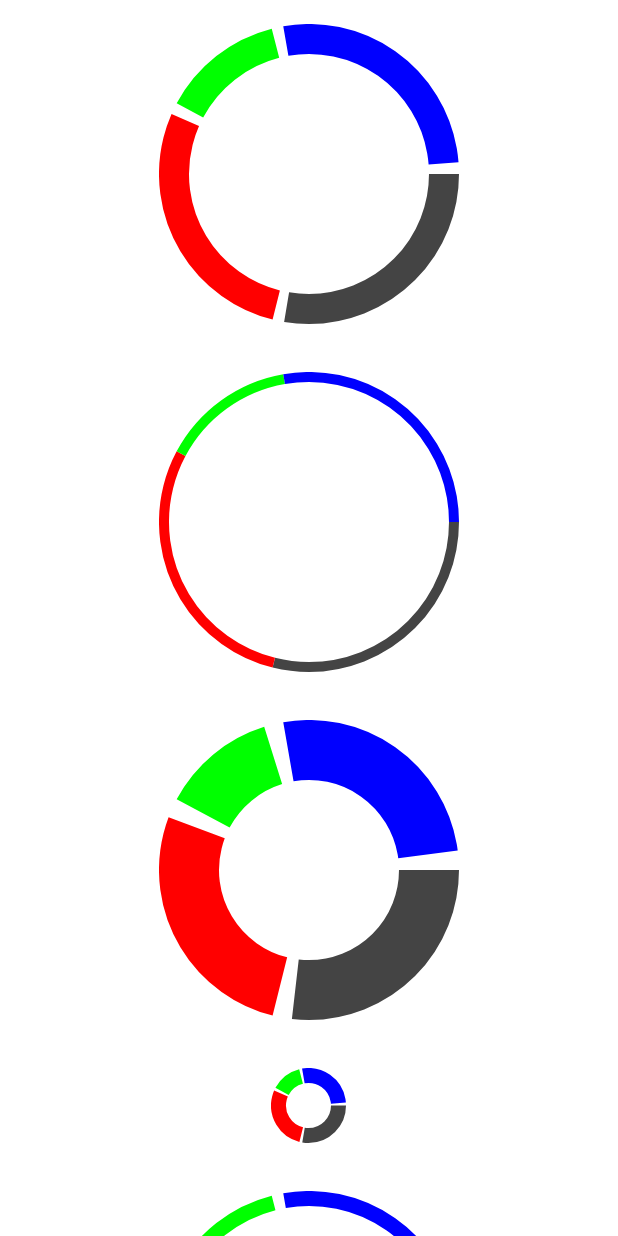
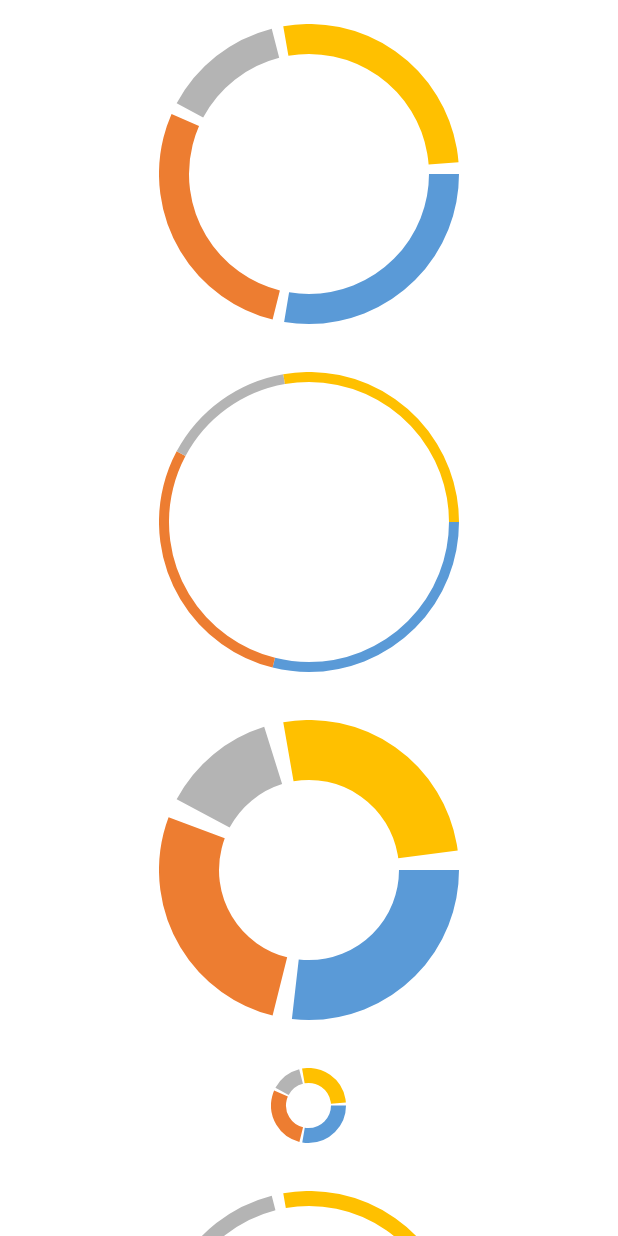
Before and after one commit to Saradey/UiKitView, an Android app: the screen it shows after launch (MainActivity), after a tap on "CIRCLE CHART", on a phone screen of 412 x 824 dp. Run offline under Robolectric (Android 15) with nearby library versions, the phone set to English and light mode, and no system bars.

Commit message:
сделал цвета по красоте

```diff
--- a/app/src/main/java/com/saradey/studio/uikitview/fragments/CircleChartFragment.kt
+++ b/app/src/main/java/com/saradey/studio/uikitview/fragments/CircleChartFragment.kt
@@ -4,6 +4,7 @@ import android.graphics.Color
 import android.os.Bundle
 import android.view.View
 import androidx.appcompat.widget.LinearLayoutCompat
+import androidx.core.content.ContextCompat
 import androidx.fragment.app.Fragment
 import com.saradey.studio.circlechart.CircleChartView
 import com.saradey.studio.uikitview.R
@@ -11,92 +12,97 @@ import com.saradey.studio.uikitview.R
 class CircleChartFragment : Fragment(R.layout.fragment_circle_chart) {
 
     override fun onViewCreated(view: View, savedInstanceState: Bundle?) {
+        val colorTest1 = ContextCompat.getColor(requireContext(), R.color.test_color_1)
+        val colorTest2 = ContextCompat.getColor(requireContext(), R.color.test_color_2)
+        val colorTest3 = ContextCompat.getColor(requireContext(), R.color.test_color_3)
+        val colorTest4 = ContextCompat.getColor(requireContext(), R.color.test_color_4)
+
         val crcExample1 = requireView().findViewById<CircleChartView>(R.id.crcExample1)
         crcExample1.Builder()
-            .addDataValue("Android", 100, Color.DKGRAY)
-            .addDataValue("Ios", 100, Color.RED)
-            .addDataValue("Fuchsia", 50, Color.GREEN)
-            .addDataValue("Harmonia", 96, Color.BLUE)
+            .addDataValue("Android", 100, colorTest1)
+            .addDataValue("Ios", 100, colorTest2)
+            .addDataValue("Fuchsia", 50, colorTest3)
+            .addDataValue("Harmonia", 96, colorTest4)
             .create()
 
         val crcExample2 = requireView().findViewById<CircleChartView>(R.id.crcExample2)
         crcExample2.Builder()
-            .addDataValue("Android", 100, Color.DKGRAY)
-            .addDataValue("Ios", 100, Color.RED)
-            .addDataValue("Fuchsia", 50, Color.GREEN)
-            .addDataValue("Harmonia", 96, Color.BLUE)
+            .addDataValue("Android", 100, colorTest1)
+            .addDataValue("Ios", 100, colorTest2)
+            .addDataValue("Fuchsia", 50, colorTest3)
+            .addDataValue("Harmonia", 96, colorTest4)
             .create()
 
         val crcExample3 = requireView().findViewById<CircleChartView>(R.id.crcExample3)
         crcExample3.Builder()
-            .addDataValue("Android", 100, Color.DKGRAY)
-            .addDataValue("Ios", 100, Color.RED)
-            .addDataValue("Fuchsia", 50, Color.GREEN)
-            .addDataValue("Harmonia", 96, Color.BLUE)
+            .addDataValue("Android", 100, colorTest1)
+            .addDataValue("Ios", 100, colorTest2)
+            .addDataValue("Fuchsia", 50, colorTest3)
+            .addDataValue("Harmonia", 96, colorTest4)
             .create()
 
         val crcExample4 = requireView().findViewById<CircleChartView>(R.id.crcExample4)
         crcExample4.Builder()
-            .addDataValue("Android", 100, Color.DKGRAY)
-            .addDataValue("Ios", 100, Color.RED)
-            .addDataValue("Fuchsia", 50, Color.GREEN)
-            .addDataValue("Harmonia", 96, Color.BLUE)
+            .addDataValue("Android", 100, colorTest1)
+            .addDataValue("Ios", 100, colorTest2)
+            .addDataValue("Fuchsia", 50, colorTest3)
+            .addDataValue("Harmonia", 96, colorTest4)
             .create()
 
         val crcExample5 = requireView().findViewById<CircleChartView>(R.id.crcExample5)
         crcExample5.Builder()
-            .addDataValue("Android", 100, Color.DKGRAY)
-            .addDataValue("Ios", 100, Color.RED)
-            .addDataValue("Fuchsia", 50, Color.GREEN)
-            .addDataValue("Harmonia", 96, Color.BLUE)
+            .addDataValue("Android", 100, colorTest1)
+            .addDataValue("Ios", 100, colorTest2)
+            .addDataValue("Fuchsia", 50, colorTest3)
+            .addDataValue("Harmonia", 96, colorTest4)
             .create()
 
         val crcExample6 = requireView().findViewById<CircleChartView>(R.id.crcExample6)
         crcExample6.Builder()
-            .addDataValue("Android", 100, Color.DKGRAY)
-            .addDataValue("Ios", 100, Color.RED)
-            .addDataValue("Fuchsia", 50, Color.GREEN)
-            .addDataValue("Harmonia", 96, Color.BLUE)
+            .addDataValue("Android", 100, colorTest1)
+            .addDataValue("Ios", 100, colorTest2)
+            .addDataValue("Fuchsia", 50, colorTest3)
+            .addDataValue("Harmonia", 96, colorTest4)
             .create()
 
         val llcContent = requireView().findViewById<LinearLayoutCompat>(R.id.llcContent)
         llcContent.setOnClickListener {
             crcExample1.Builder()
-                .addDataValue("Android", 100, Color.DKGRAY)
-                .addDataValue("Ios", 100, Color.RED)
+                .addDataValue("Android", 100, colorTest1)
+                .addDataValue("Ios", 100, colorTest2)
                 .create()
         }
 
         val crcExample7 = requireView().findViewById<CircleChartView>(R.id.crcExample7)
         crcExample7.Builder()
-            .addDataValue("Android", 100, Color.DKGRAY)
-            .addDataValue("Ios", 100, Color.RED)
-            .addDataValue("Fuchsia", 50, Color.GREEN)
-            .addDataValue("Harmonia", 96, Color.BLUE)
+            .addDataValue("Android", 100, colorTest1)
+            .addDataValue("Ios", 100, colorTest2)
+            .addDataValue("Fuchsia", 50, colorTest3)
+            .addDataValue("Harmonia", 96, colorTest4)
             .create()
 
         val crcExample8 = requireView().findViewById<CircleChartView>(R.id.crcExample8)
         crcExample8.Builder()
-            .addDataValue("Android", 100, Color.DKGRAY)
-            .addDataValue("Ios", 100, Color.RED)
-            .addDataValue("Fuchsia", 50, Color.GREEN)
-            .addDataValue("Harmonia", 96, Color.BLUE)
+            .addDataValue("Android", 100, colorTest1)
+            .addDataValue("Ios", 100, colorTest2)
+            .addDataValue("Fuchsia", 50, colorTest3)
+            .addDataValue("Harmonia", 96, colorTest4)
             .create()
 
         val crcExample9 = requireView().findViewById<CircleChartView>(R.id.crcExample9)
         crcExample9.Builder()
-            .addDataValue("Android", 100, Color.DKGRAY)
-            .addDataValue("Ios", 100, Color.RED)
-            .addDataValue("Fuchsia", 50, Color.GREEN)
-            .addDataValue("Harmonia", 96, Color.BLUE)
+            .addDataValue("Android", 100, colorTest1)
+            .addDataValue("Ios", 100, colorTest2)
+            .addDataValue("Fuchsia", 50, colorTest3)
+            .addDataValue("Harmonia", 96, colorTest4)
             .create()
 
         val crcExample10 = requireView().findViewById<CircleChartView>(R.id.crcExample10)
         crcExample10.Builder()
-            .addDataValue("Android", 100, Color.DKGRAY)
-            .addDataValue("Ios", 100, Color.RED)
-            .addDataValue("Fuchsia", 50, Color.GREEN)
-            .addDataValue("Harmonia", 96, Color.BLUE)
+            .addDataValue("Android", 100, colorTest1)
+            .addDataValue("Ios", 100, colorTest2)
+            .addDataValue("Fuchsia", 50, colorTest3)
+            .addDataValue("Harmonia", 96, colorTest4)
             .create()
     }
 }
--- a/app/src/main/res/values/colors.xml
+++ b/app/src/main/res/values/colors.xml
@@ -7,4 +7,9 @@
     <color name="teal_700">#FF018786</color>
     <color name="black">#FF000000</color>
     <color name="white">#FFFFFFFF</color>
+
+    <color name="test_color_1">#5a9ad7</color>
+    <color name="test_color_2">#ed7d31</color>
+    <color name="test_color_3">#b4b4b4</color>
+    <color name="test_color_4">#ffc000</color>
 </resources>
```
